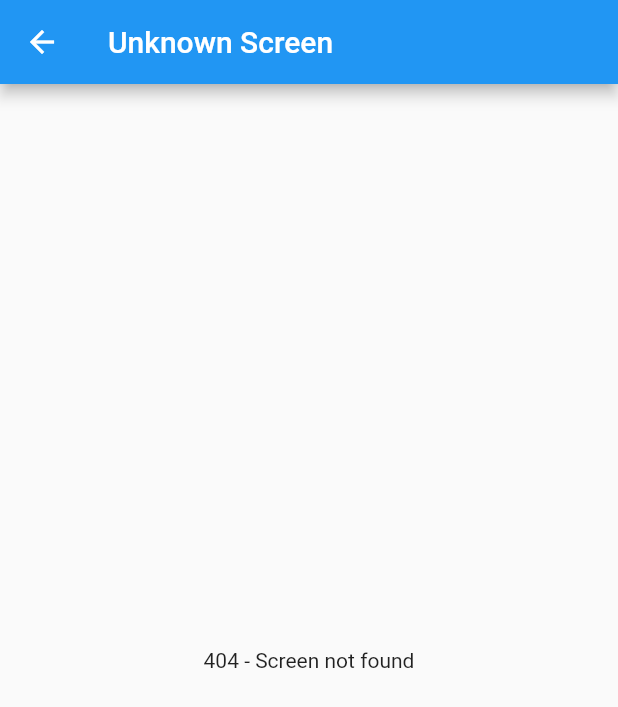
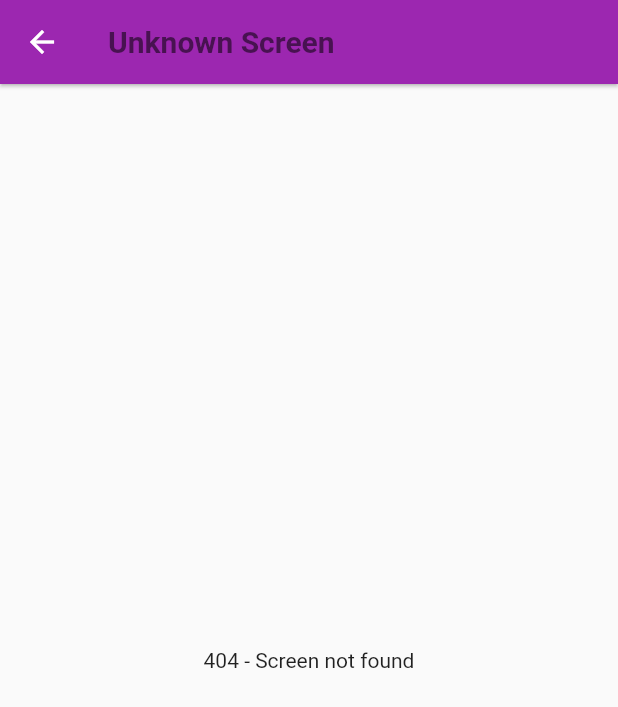
Before and after one commit to DinithKumudika/Kuppi-Buddy, a Flutter app: the UnknownScreen screen opened directly, on a phone screen of 412 x 824 dp. Shown: the top 707 px of the screen. Run offline on Flutter 3.47's test engine with Material 2 defaults, Android fonts, the light colour scheme and no system bars; our stand-ins replace animated_splash_screen, page_transition.

Commit message:
app theme widgets

```diff
--- a/lib/screens/home/student_home_screen.dart
+++ b/lib/screens/home/student_home_screen.dart
@@ -1,5 +1,5 @@
 import 'package:flutter/material.dart';
-import 'package:kuppi_buddy/components/floating_button.dart';
+import 'package:kuppi_buddy/widgets/floating_button.dart';
 
 class StudentHomeScreen extends StatelessWidget {
   const StudentHomeScreen({super.key});
--- /dev/null
+++ b/lib/theme/theme.dart
@@ -0,0 +1,16 @@
+import 'package:flutter/material.dart';
+import 'package:kuppi_buddy/theme/widget/appbar_theme.dart';
+
+class CustomAppTheme {
+
+  static ThemeData lightTheme = ThemeData(
+    primarySwatch: Colors.purple,
+    brightness: Brightness.light,
+    appBarTheme: CustomAppBarTheme.lightAppBarTheme,
+  );
+
+  static ThemeData darkTheme = ThemeData(
+    brightness: Brightness.dark,
+    appBarTheme: CustomAppBarTheme.darkAppBarTheme,
+  );
+}
--- /dev/null
+++ b/lib/theme/widget/appbar_theme.dart
@@ -0,0 +1,22 @@
+import 'package:flutter/material.dart';
+
+class CustomAppBarTheme {
+  static AppBarTheme lightAppBarTheme = const AppBarTheme(
+    titleTextStyle: TextStyle(
+      fontWeight: FontWeight.bold,
+      color: Colors.black54,
+      fontSize: 20,
+    ),
+    backgroundColor: Colors.purple,
+    elevation: 1.0,
+  );
+
+  static AppBarTheme darkAppBarTheme = const AppBarTheme(
+    titleTextStyle: TextStyle(
+      fontWeight: FontWeight.bold,
+      color: Colors.white60,
+      fontSize: 20,
+    ),
+    elevation: 1.0,
+  );
+}
--- /dev/null
+++ b/lib/theme/widget/text_theme.dart
@@ -0,0 +1,6 @@
+import 'package:flutter/material.dart';
+
+class CustomTextTheme {
+  static TextTheme lightTextTheme = const TextTheme();
+  static TextTheme darkTextTheme = const TextTheme();
+}
--- a/lib/components/Sidebar.dart
+++ b/lib/widgets/drawer_menu.dart
@@ -1,7 +1,7 @@
 import 'package:flutter/material.dart';
 
-class Sidebar extends StatelessWidget {
-  const Sidebar({super.key});
+class DrawerMenu extends StatelessWidget {
+  const DrawerMenu({super.key});
 
   @override
   Widget build(BuildContext context) {
--- a/lib/components/rounded_button.dart
+++ b/lib/widgets/rounded_button.dart
@@ -28,6 +28,7 @@ class RoundButton extends StatelessWidget {
                 backgroundColor:
                     MaterialStateProperty.all(backgroundColor),
               ),
+              onPressed: onPressed,
               child: Row(
                 mainAxisAlignment: MainAxisAlignment.center,
                 children: <Widget>[
@@ -37,7 +38,6 @@ class RoundButton extends StatelessWidget {
                   ),
                 ],
               ),
-              onPressed: () => onPressed(),
             ),
           ),
         ],
--- a/pubspec.yaml
+++ b/pubspec.yaml
@@ -38,6 +38,7 @@ dependencies:
   animated_splash_screen: ^1.3.0
   lottie: ^2.2.0
   shared_preferences: ^2.0.18
+  google_fonts: ^4.0.3
 
 dev_dependencies:
   flutter_test:
```
Also changed, not shown: lib/main.dart (+4 -3 lines), lib/widgets/button.dart (renamed from lib/components/Button.dart), lib/widgets/floating_button.dart (renamed from lib/components/floating_button.dart), lib/widgets/subject_grid.dart (added), pubspec.lock.
